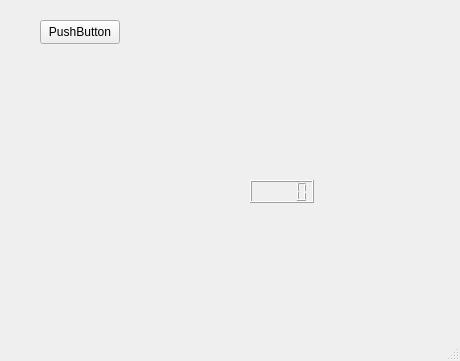
This is projeto2/mainwindow.ui in JhonVK/QT as Qt 5 draws it before an edit. The edited form follows.
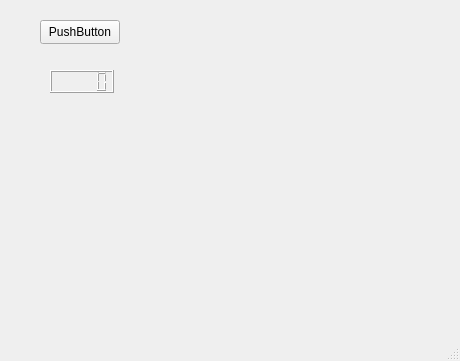
This is the edited form.

```diff
--- a/projeto2/mainwindow.ui
+++ b/projeto2/mainwindow.ui
@@ -30,8 +30,8 @@
    <widget class="QLCDNumber" name="lcdNumber">
     <property name="geometry">
      <rect>
-      <x>250</x>
-      <y>180</y>
+      <x>50</x>
+      <y>70</y>
       <width>64</width>
       <height>23</height>
      </rect>
```
